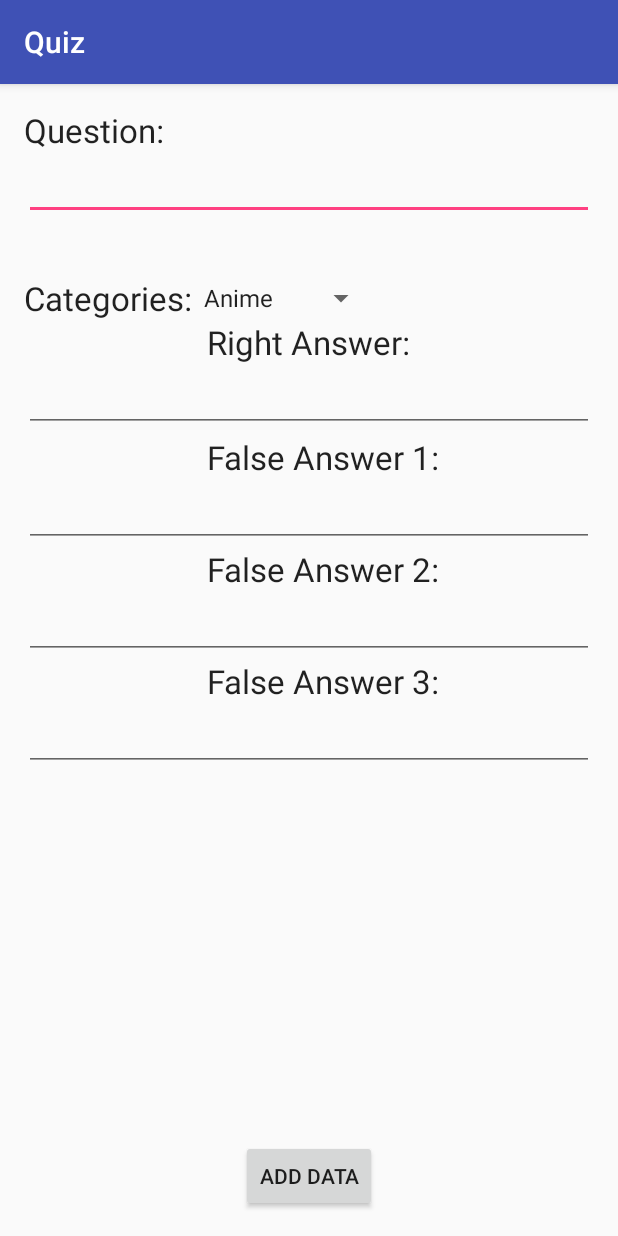
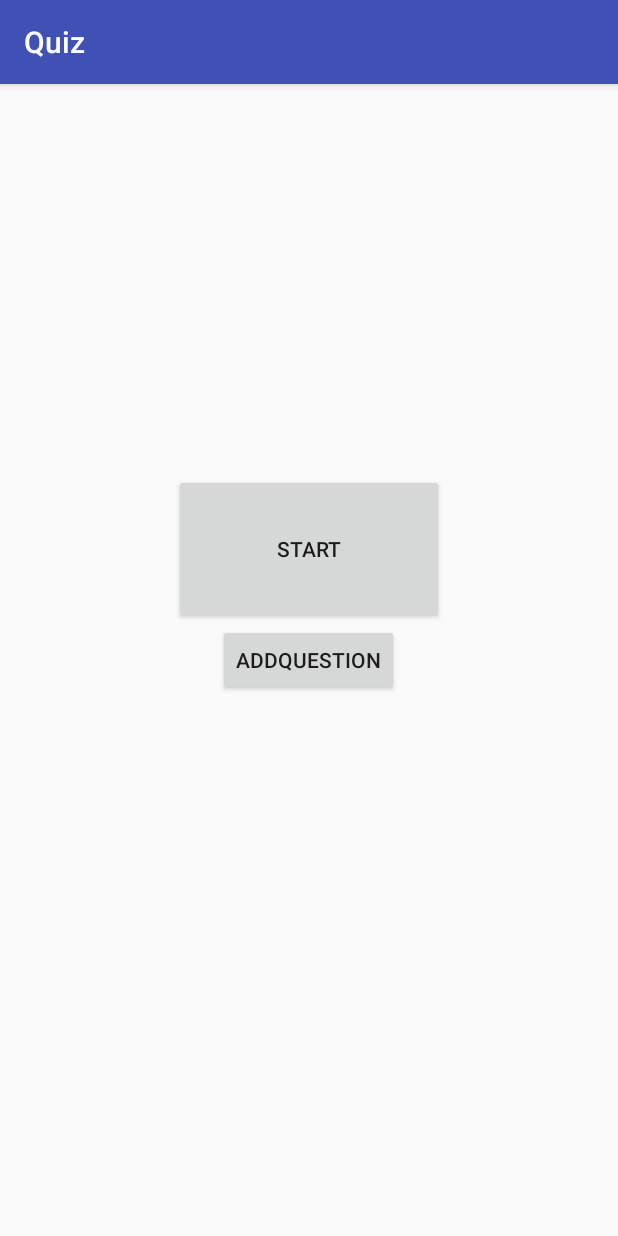
Before and after one commit to nerd100/quizapp, an Android app: the screen it shows after launch (MainActivity), on a phone screen of 412 x 824 dp. Run offline under Robolectric (Android 15) with nearby library versions, the light colour scheme and no system bars.

Commit message:
3 Activities

```diff
--- a/app/src/main/AndroidManifest.xml
+++ b/app/src/main/AndroidManifest.xml
@@ -15,6 +15,9 @@
                 <category android:name="android.intent.category.LAUNCHER" />
             </intent-filter>
         </activity>
+        <activity android:name=".AddQuestion" />
+        <activity android:name=".Start" />
+        <activity android:name=".Choose"></activity>
     </application>
 
 </manifest>
--- a/app/src/main/java/com/example/dennis/quiz/MainActivity.java
+++ b/app/src/main/java/com/example/dennis/quiz/MainActivity.java
@@ -1,5 +1,6 @@
 package com.example.dennis.quiz;
 
+import android.content.Intent;
 import android.support.v7.app.AppCompatActivity;
 import android.os.Bundle;
 import android.view.View;
@@ -9,45 +10,28 @@ import android.widget.Spinner;
 import android.widget.Toast;
 
 public class MainActivity extends AppCompatActivity {
-    DatabaseHelper myDB;
-    EditText editQuestion, editRA, editFA1, editFA2, editFA3;
-    Button btnAddData;
-    Spinner editSpinner;
-    @Override
+    Button btn, startbtn;
+
     protected void onCreate(Bundle savedInstanceState) {
         super.onCreate(savedInstanceState);
         setContentView(R.layout.activity_main);
-        myDB = new DatabaseHelper(this);
 
-        editSpinner=(Spinner) findViewById(R.id.spin);
-        editQuestion = (EditText) findViewById(R.id.editQuestion);
-        editRA = (EditText) findViewById(R.id.editRightAnswer);
-        editFA1 = (EditText) findViewById(R.id.editFalseAnswer1);
-        editFA2 = (EditText) findViewById(R.id.editFalseAnswer2);
-        editFA3 = (EditText) findViewById(R.id.editFalseAnswer3);
-        btnAddData = (Button) findViewById(R.id.button_add);
-        AddData();
-    }
+        startbtn = (Button) findViewById(R.id.btn_start);
+        btn = (Button) findViewById(R.id.addquestion);
 
-    public void AddData() {
-        btnAddData.setOnClickListener(
-                new View.OnClickListener() {
-                    @Override
-                    public void onClick(View v) {
-                        boolean isInserted = myDB.insertData(
-                                        editSpinner.getSelectedItem().toString(),
-                                        editQuestion.getText().toString(),
-                                        editRA.getText().toString(),
-                                        editFA1.getText().toString(),
-                                        editFA2.getText().toString(),
-                                        editFA3.getText().toString());
-                        if(isInserted = true)
-                            Toast.makeText(MainActivity.this,"Data Inserted",Toast.LENGTH_LONG).show();
-                        else
-                            Toast.makeText(MainActivity.this,"Data not Inserted",Toast.LENGTH_LONG).show();
-                    }
-                }
-        );
+        startbtn.setOnClickListener(new View.OnClickListener() {
+            @Override
+            public void onClick(View v) {
+                startActivity(new Intent(MainActivity.this, Choose.class));
+            }
+        });
+
+        btn.setOnClickListener(new View.OnClickListener() {
+            @Override
+            public void onClick(View v) {
+                startActivity(new Intent(MainActivity.this, AddQuestion.class));
+            }
+        });
 
     }
 }
--- a/app/src/main/res/layout/activity_main.xml
+++ b/app/src/main/res/layout/activity_main.xml
@@ -7,136 +7,22 @@
     android:paddingLeft="@dimen/activity_horizontal_margin"
     android:paddingRight="@dimen/activity_horizontal_margin"
     android:paddingTop="@dimen/activity_vertical_margin"
-    tools:context="com.example.dennis.quiz.MainActivity">
-    <Spinner
-        android:layout_width="wrap_content"
-        android:layout_height="wrap_content"
-        android:id="@+id/spin"
-        android:entries="@array/categories"
-        android:spinnerMode="dropdown"
-        android:layout_alignBottom="@+id/textView6"
-        android:layout_toRightOf="@+id/textView6"
-        android:layout_alignTop="@+id/textView6"
-        android:layout_alignRight="@+id/button_add"
-        android:layout_alignEnd="@+id/button_add">
-    </Spinner>
-    <TextView
-        android:layout_width="wrap_content"
-        android:layout_height="wrap_content"
-        android:textAppearance="?android:attr/textAppearanceLarge"
-        android:text="Question:"
-        android:id="@+id/textView"
-        android:layout_alignParentTop="true"
-        android:layout_alignParentLeft="true"
-        android:layout_alignParentStart="true" />
-
-    <TextView
-        android:layout_width="wrap_content"
-        android:layout_height="wrap_content"
-        android:textAppearance="?android:attr/textAppearanceLarge"
-        android:text="Right Answer:"
-        android:id="@+id/textView4"
-        android:layout_below="@+id/spin"
-        android:layout_centerHorizontal="true" />
-
-    <TextView
-        android:layout_width="wrap_content"
-        android:layout_height="wrap_content"
-        android:textAppearance="?android:attr/textAppearanceLarge"
-        android:text="False Answer 1:"
-        android:id="@+id/textView5"
-        android:layout_below="@+id/textView4"
-        android:layout_alignLeft="@+id/textView4"
-        android:layout_alignStart="@+id/textView4"
-        android:layout_marginTop="47dp" />
-
-    <EditText
-        android:layout_width="wrap_content"
-        android:layout_height="wrap_content"
-        android:id="@+id/editQuestion"
-        android:layout_below="@+id/textView"
-        android:layout_alignParentLeft="true"
-        android:layout_alignParentStart="true"
-        android:layout_alignParentRight="true"
-        android:layout_alignParentEnd="true" />
+    tools:context=".MainActivity">
 
     <Button
         android:layout_width="wrap_content"
         android:layout_height="wrap_content"
-        android:text="Add Data"
-        android:id="@+id/button_add"
-        android:layout_alignParentBottom="true"
+        android:text="AddQuestion"
+        android:id="@+id/addquestion"
+        android:layout_centerVertical="true"
         android:layout_centerHorizontal="true" />
 
-    <TextView
-        android:layout_width="wrap_content"
-        android:layout_height="wrap_content"
-        android:textAppearance="?android:attr/textAppearanceLarge"
-        android:text="False Answer 2:"
-        android:id="@+id/textView2"
-        android:layout_below="@+id/editFalseAnswer1"
-        android:layout_alignLeft="@+id/textView5"
-        android:layout_alignStart="@+id/textView5" />
-
-    <TextView
-        android:layout_width="wrap_content"
-        android:layout_height="wrap_content"
-        android:textAppearance="?android:attr/textAppearanceLarge"
-        android:text="False Answer 3:"
-        android:id="@+id/textView3"
-        android:layout_below="@+id/editFalseAnswer2"
-        android:layout_alignLeft="@+id/textView2"
-        android:layout_alignStart="@+id/textView2" />
-
-    <EditText
-        android:layout_width="wrap_content"
-        android:layout_height="wrap_content"
-        android:id="@+id/editRightAnswer"
-        android:layout_below="@+id/textView4"
-        android:layout_alignParentLeft="true"
-        android:layout_alignParentStart="true"
-        android:layout_alignRight="@+id/editFalseAnswer1"
-        android:layout_alignEnd="@+id/editFalseAnswer1" />
-
-    <EditText
-        android:layout_width="wrap_content"
-        android:layout_height="wrap_content"
-        android:id="@+id/editFalseAnswer1"
-        android:layout_below="@+id/textView5"
-        android:layout_alignParentLeft="true"
-        android:layout_alignParentStart="true"
-        android:layout_alignParentRight="true"
-        android:layout_alignParentEnd="true" />
-
-    <EditText
-        android:layout_width="wrap_content"
-        android:layout_height="wrap_content"
-        android:id="@+id/editFalseAnswer2"
-        android:layout_below="@+id/textView2"
-        android:layout_alignParentLeft="true"
-        android:layout_alignParentStart="true"
-        android:layout_alignParentRight="true"
-        android:layout_alignParentEnd="true" />
-
-    <EditText
-        android:layout_width="wrap_content"
-        android:layout_height="wrap_content"
-        android:id="@+id/editFalseAnswer3"
-        android:layout_below="@+id/textView3"
-        android:layout_alignParentLeft="true"
-        android:layout_alignParentStart="true"
-        android:layout_alignParentRight="true"
-        android:layout_alignParentEnd="true" />
-
-    <TextView
-        android:layout_width="wrap_content"
-        android:layout_height="wrap_content"
-        android:textAppearance="?android:attr/textAppearanceLarge"
-        android:text="Categories:"
-        android:id="@+id/textView6"
-        android:layout_below="@+id/editQuestion"
-        android:layout_alignParentLeft="true"
-        android:layout_alignParentStart="true"
-        android:layout_marginTop="37dp" />
+    <Button
+        android:layout_width="180dp"
+        android:layout_height="100dp"
+        android:text="Start"
+        android:id="@+id/btn_start"
+        android:layout_above="@+id/addquestion"
+        android:layout_centerHorizontal="true" />
 
 </RelativeLayout>
```
Also changed, not shown: app/src/main/java/com/example/dennis/quiz/AddQuestion.java (added, +63 -0 lines), app/src/main/java/com/example/dennis/quiz/Choose.java (added, +27 -0 lines), app/src/main/java/com/example/dennis/quiz/DatabaseHelper.java (+22 -12 lines), app/src/main/java/com/example/dennis/quiz/Start.java (added, +56 -0 lines), app/src/main/res/layout/activity_add_question.xml (added, +162 -0 lines), app/src/main/res/layout/activity_choose.xml (added, +58 -0 lines), app/src/main/res/layout/activity_start.xml (added, +57 -0 lines), app/src/main/res/values/strings.xml (+8 -0 lines), app/gradle/wrapper/gradle-wrapper.properties (added), 4 other files.
